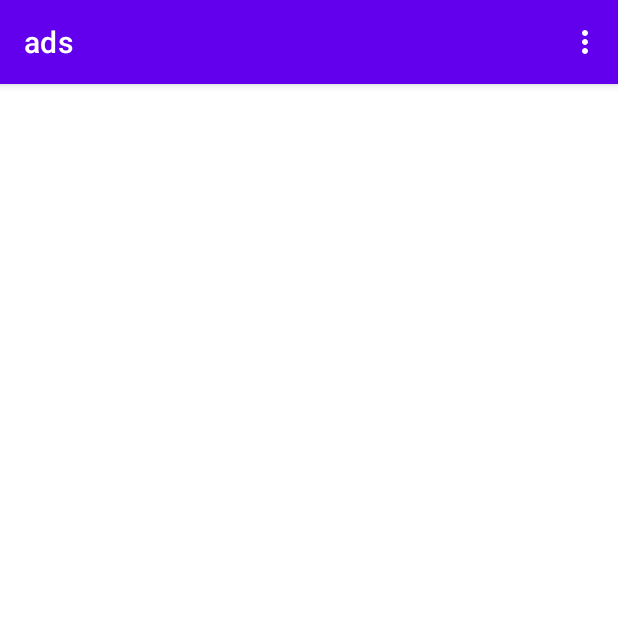
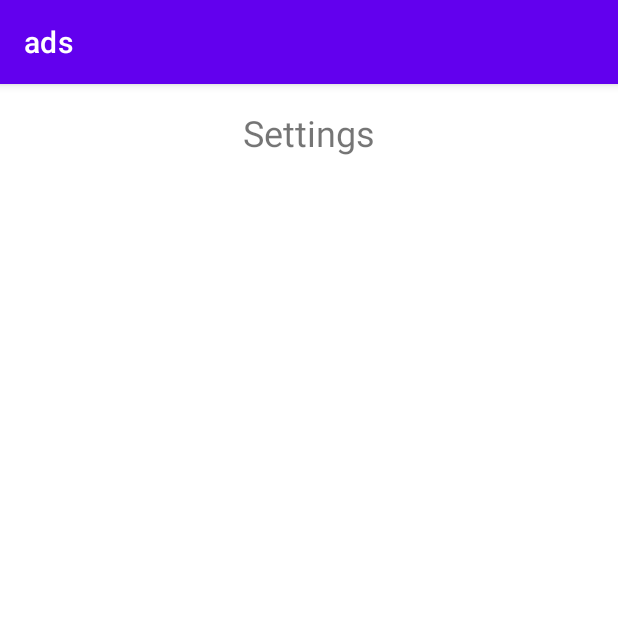
Before and after one commit to dvicanajdinovic/ads, an Android app: the screen it shows after launch (MainActivity before the commit, SettingsActivity after it), in the options menu, after a tap on "Settings", on a phone screen of 412 x 824 dp, the top half of it. Run offline under Robolectric (Android 15) with nearby library versions, the light colour scheme and no system bars; our stand-ins replace navigation-ui.

Commit message:
Settings window created.

```diff
--- a/app/src/main/AndroidManifest.xml
+++ b/app/src/main/AndroidManifest.xml
@@ -23,6 +23,8 @@
                 <category android:name="android.intent.category.LAUNCHER" />
             </intent-filter>
         </activity>
+
+        <activity android:name=".SettingsActivity" />
     </application>
 
 </manifest>
--- a/app/src/main/java/hci/project/ads/MainActivity.kt
+++ b/app/src/main/java/hci/project/ads/MainActivity.kt
@@ -1,15 +1,10 @@
 package hci.project.ads
 
+import android.content.Intent
 import android.os.Bundle
 import android.view.Menu
-import com.google.android.material.snackbar.Snackbar
-import com.google.android.material.navigation.NavigationView
-import androidx.navigation.findNavController
+import android.view.MenuItem
 import androidx.navigation.ui.AppBarConfiguration
-import androidx.navigation.ui.navigateUp
-import androidx.navigation.ui.setupActionBarWithNavController
-import androidx.navigation.ui.setupWithNavController
-import androidx.drawerlayout.widget.DrawerLayout
 import androidx.appcompat.app.AppCompatActivity
 import hci.project.ads.databinding.ActivityMainBinding
 
@@ -34,4 +29,17 @@ class MainActivity : AppCompatActivity() {
         return true
     }
 
+    // Handle item selection from the overflow menu
+    override fun onOptionsItemSelected(item: MenuItem): Boolean {
+        return when (item.itemId) {
+            R.id.action_settings -> {  // Handle click on 'Settings' option
+                // Start the SettingsActivity when the user clicks 'Settings'
+                val intent = Intent(this, SettingsActivity::class.java)
+                startActivity(intent)
+                true
+            }
+            else -> super.onOptionsItemSelected(item)
+        }
+    }
+
 }
--- /dev/null
+++ b/app/src/main/java/hci/project/ads/SettingsActivity.kt
@@ -0,0 +1,12 @@
+package hci.project.ads
+
+import android.os.Bundle
+import androidx.appcompat.app.AppCompatActivity
+
+class SettingsActivity : AppCompatActivity() {
+
+    override fun onCreate(savedInstanceState: Bundle?) {
+        super.onCreate(savedInstanceState)
+        setContentView(R.layout.activity_settings)  // Link it to the layout you create for settings
+    }
+}
--- /dev/null
+++ b/app/src/main/res/layout/activity_settings.xml
@@ -0,0 +1,17 @@
+<?xml version="1.0" encoding="utf-8"?>
+<LinearLayout xmlns:android="http://schemas.android.com/apk/res/android"
+    android:layout_width="match_parent"
+    android:layout_height="match_parent"
+    android:orientation="vertical"
+    android:padding="16dp">
+
+    <TextView
+        android:id="@+id/settings_title"
+        android:layout_width="wrap_content"
+        android:layout_height="wrap_content"
+        android:text="Settings"
+        android:textSize="24sp"
+        android:layout_gravity="center"/>
+
+    <!-- Add other settings UI elements like Checkboxes, Switches, etc. -->
+</LinearLayout>
```
